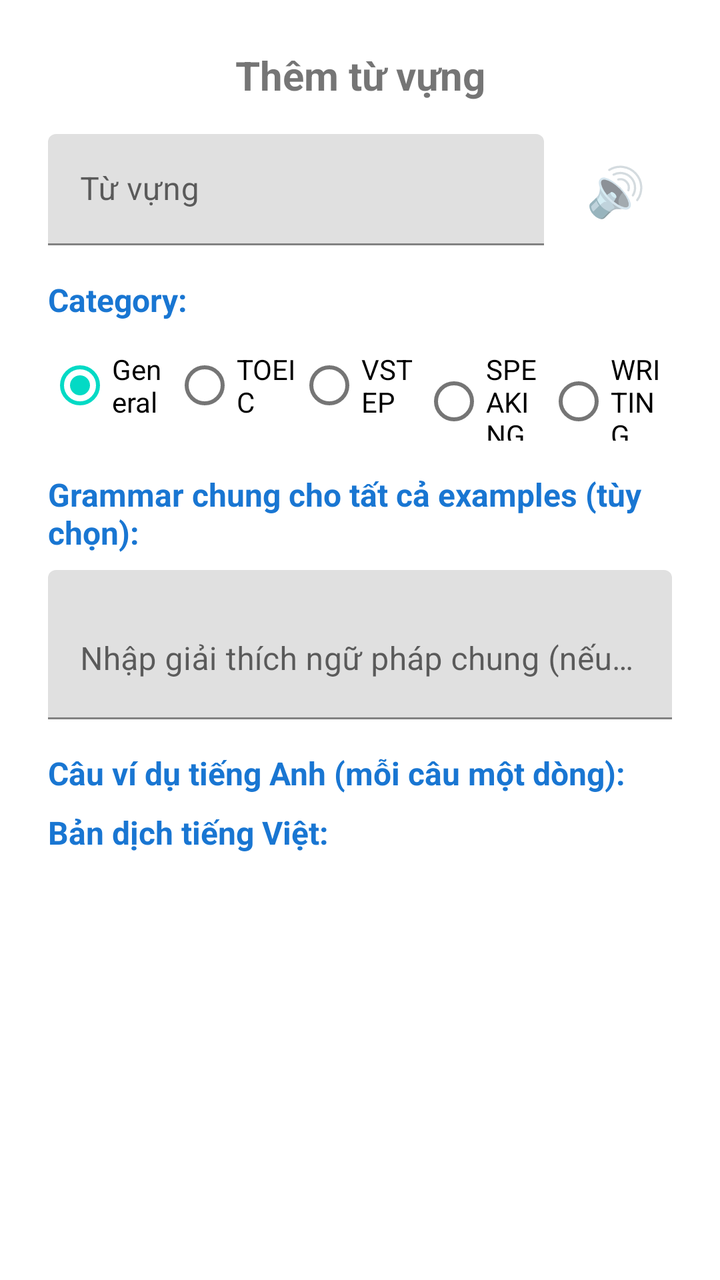
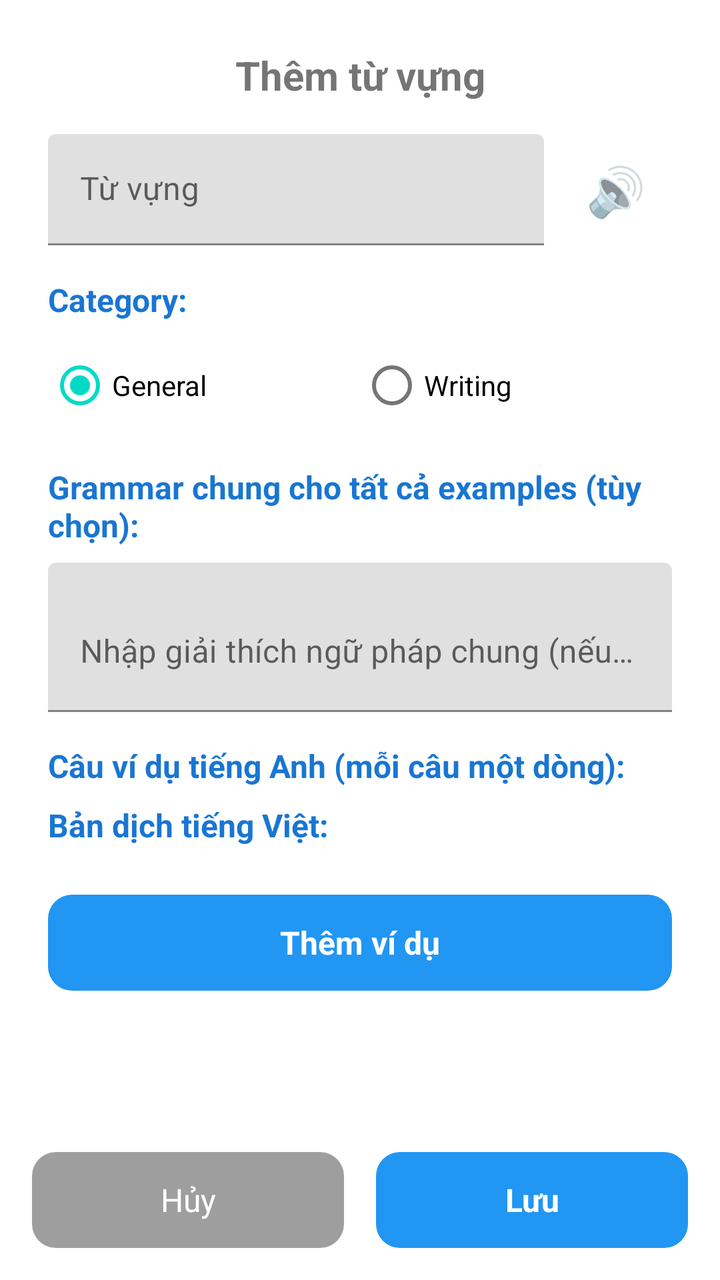

The first picture is an Android layout as it rendered before a commit; the second is the same layout after the commit. The layout source and the unified diff follow.
<!-- AndroidManifest.xml: application theme Theme.SpecialEnglishLearningApp -->
<!-- res/layout/dialog_add_vocabulary.xml -->
<?xml version="1.0" encoding="utf-8"?>
<LinearLayout xmlns:android="http://schemas.android.com/apk/res/android"
    android:layout_width="match_parent"
    android:layout_height="wrap_content"
    android:orientation="vertical"
    android:padding="24dp">

    <TextView
        android:layout_width="match_parent"
        android:layout_height="wrap_content"
        android:text="@string/add_vocabulary"
        android:textSize="20sp"
        android:textStyle="bold"
        android:layout_marginBottom="16dp"
        android:gravity="center" />

    <LinearLayout
        android:layout_width="match_parent"
        android:layout_height="wrap_content"
        android:layout_marginBottom="16dp"
        android:orientation="horizontal"
        android:gravity="center_vertical">

        <com.google.android.material.textfield.TextInputLayout
            android:layout_width="0dp"
            android:layout_height="wrap_content"
            android:layout_weight="1"
            android:hint="@string/word_hint">

            <com.google.android.material.textfield.TextInputEditText
                android:id="@+id/editTextWord"
                android:layout_width="match_parent"
                android:layout_height="wrap_content"
                android:inputType="text" />

        </com.google.android.material.textfield.TextInputLayout>

        <TextView
            android:id="@+id/buttonSpeaker"
            android:layout_width="56dp"
            android:layout_height="56dp"
            android:text="🔊"
            android:textSize="24sp"
            android:gravity="center"
            android:background="?attr/selectableItemBackgroundBorderless"
            android:clickable="true"
            android:focusable="true"
            android:layout_marginStart="8dp" />

    </LinearLayout>

    <TextView
        android:layout_width="match_parent"
        android:layout_height="wrap_content"
        android:text="Category:"
        android:textSize="16sp"
        android:textStyle="bold"
        android:textColor="@color/blue_700"
        android:layout_marginBottom="8dp" />

    <RadioGroup
        android:id="@+id/radioGroupCategory"
        android:layout_width="match_parent"
        android:layout_height="wrap_content"
        android:orientation="horizontal"
        android:layout_marginBottom="16dp">

        <RadioButton
            android:id="@+id/radioGeneral"
            android:layout_width="0dp"
            android:layout_height="wrap_content"
            android:layout_weight="1"
            android:text="General"
            android:checked="true" />

        <RadioButton
            android:id="@+id/radioToeic"
            android:layout_width="0dp"
            android:layout_height="wrap_content"
            android:layout_weight="1"
            android:text="TOEIC" />

        <RadioButton
            android:id="@+id/radioVstep"
            android:layout_width="0dp"
            android:layout_height="wrap_content"
            android:layout_weight="1"
            android:text="VSTEP" />

        <RadioButton
            android:id="@+id/radioSpeaking"
            android:layout_width="0dp"
            android:layout_height="wrap_content"
            android:layout_weight="1"
            android:text="SPEAKING" />

        <RadioButton
            android:id="@+id/radioWriting"
            android:layout_width="0dp"
            android:layout_height="wrap_content"
            android:layout_weight="1"
            android:text="WRITING" />

    </RadioGroup>

    <TextView
        android:layout_width="match_parent"
        android:layout_height="wrap_content"
        android:text="Grammar chung cho tất cả examples (tùy chọn):"
        android:textSize="16sp"
        android:textStyle="bold"
        android:textColor="@color/blue_700"
        android:layout_marginBottom="8dp" />

    <com.google.android.material.textfield.TextInputLayout
        android:layout_width="match_parent"
        android:layout_height="wrap_content"
        android:hint="Nhập giải thích ngữ pháp chung (nếu cần)"
        android:layout_marginBottom="16dp">

        <com.google.android.material.textfield.TextInputEditText
            android:id="@+id/editTextVocabularyGrammar"
            android:layout_width="match_parent"
            android:layout_height="wrap_content"
            android:inputType="textMultiLine"
            android:maxLines="3"
            android:minLines="2" />

    </com.google.android.material.textfield.TextInputLayout>

    <TextView
        android:layout_width="match_parent"
        android:layout_height="wrap_content"
        android:text="Câu ví dụ tiếng Anh (mỗi câu một dòng):"
        android:textSize="16sp"
        android:textStyle="bold"
        android:textColor="@color/blue_700"
        android:layout_marginBottom="8dp" />

    <TextView
        android:layout_width="match_parent"
        android:layout_height="wrap_content"
        android:text="Bản dịch tiếng Việt:"
        android:textSize="16sp"
        android:textStyle="bold"
        android:textColor="@color/blue_700"
        android:layout_marginBottom="8dp" />

    <ScrollView
        android:layout_width="match_parent"
        android:layout_height="300dp"
        android:fillViewport="true"
        android:layout_marginBottom="16dp">

        <LinearLayout
            android:id="@+id/containerExamples"
            android:layout_width="match_parent"
            android:layout_height="wrap_content"
            android:orientation="vertical" />

    </ScrollView>

    <TextView
        android:id="@+id/buttonAddExample"
        android:layout_width="match_parent"
        android:layout_height="48dp"
        android:text="@string/add_example"
        android:textSize="16sp"
        android:textStyle="bold"
        android:gravity="center"
        android:background="@drawable/button_primary"
        android:textColor="@color/white"
        android:layout_marginBottom="16dp"
        android:clickable="true"
        android:focusable="true" />

    <LinearLayout
        android:layout_width="match_parent"
        android:layout_height="wrap_content"
        android:orientation="horizontal">

        <TextView
            android:id="@+id/buttonCancel"
            android:layout_width="0dp"
            android:layout_height="48dp"
            android:layout_weight="1"
            android:text="@string/cancel"
            android:textSize="16sp"
            android:gravity="center"
            android:background="@drawable/button_secondary"
            android:textColor="@color/white"
            android:layout_marginEnd="8dp"
            android:clickable="true"
            android:focusable="true" />

        <TextView
            android:id="@+id/buttonSave"
            android:layout_width="0dp"
            android:layout_height="48dp"
            android:layout_weight="1"
            android:text="@string/save"
            android:textSize="16sp"
            android:textStyle="bold"
            android:gravity="center"
            android:background="@drawable/button_primary"
            android:textColor="@color/white"
            android:layout_marginStart="8dp"
            android:clickable="true"
            android:focusable="true" />

    </LinearLayout>

</LinearLayout>
<!-- resources referenced by this layout -->
<resources>
  <color name="blue_700">#FF1976D2</color>
  <color name="white">#FFFFFFFF</color>
  <!-- drawable button_primary (drawable) -->
  <?xml version="1.0" encoding="utf-8"?>
  <selector xmlns:android="http://schemas.android.com/apk/res/android">
      <item android:state_pressed="true">
          <shape android:shape="rectangle">
              <corners android:radius="12dp" />
              <solid android:color="@color/blue_500" />
          </shape>
      </item>
      <item>
          <shape android:shape="rectangle">
              <corners android:radius="12dp" />
              <solid android:color="@color/blue_500" />
          </shape>
      </item>
  </selector>
  <!-- drawable button_secondary (drawable) -->
  <?xml version="1.0" encoding="utf-8"?>
  <selector xmlns:android="http://schemas.android.com/apk/res/android">
      <item android:state_pressed="true">
          <shape android:shape="rectangle">
              <corners android:radius="12dp" />
              <solid android:color="@color/gray_700" />
          </shape>
      </item>
      <item>
          <shape android:shape="rectangle">
              <corners android:radius="12dp" />
              <solid android:color="@color/gray_500" />
          </shape>
      </item>
  </selector>
  <string name="add_example">Thêm ví dụ</string>
  <string name="add_vocabulary">Thêm từ vựng</string>
  <string name="cancel">Hủy</string>
  <string name="save">Lưu</string>
  <string name="word_hint">Từ vựng</string>
  <style name="Theme.SpecialEnglishLearningApp" parent="Theme.MaterialComponents.DayNight.DarkActionBar">
          
          <item name="colorPrimary">@color/purple_500</item>
          <item name="colorPrimaryVariant">@color/purple_700</item>
          <item name="colorOnPrimary">@color/white</item>
          
          <item name="colorSecondary">@color/teal_200</item>
          <item name="colorSecondaryVariant">@color/teal_700</item>
          <item name="colorOnSecondary">@color/black</item>
          
          <item name="android:statusBarColor">?attr/colorPrimaryVariant</item>
          
      </style>
  <color name="blue_500">#FF2196F3</color>
  <color name="gray_700">#FF616161</color>
  <color name="gray_500">#FF9E9E9E</color>
  <color name="purple_500">#FF6200EE</color>
  <color name="purple_700">#FF3700B3</color>
  <color name="teal_200">#FF03DAC5</color>
  <color name="teal_700">#FF018786</color>
  <color name="black">#FF000000</color>
</resources>

<!-- the commit's change to res/layout/dialog_add_vocabulary.xml (unified diff, before → after) -->
@@ -1,183 +1,171 @@
 <?xml version="1.0" encoding="utf-8"?>
 <LinearLayout xmlns:android="http://schemas.android.com/apk/res/android"
     android:layout_width="match_parent"
-    android:layout_height="wrap_content"
-    android:orientation="vertical"
-    android:padding="24dp">
-
-    <TextView
+    android:layout_height="match_parent"
+    android:orientation="vertical">
+
+    <ScrollView
         android:layout_width="match_parent"
-        android:layout_height="wrap_content"
-        android:text="@string/add_vocabulary"
-        android:textSize="20sp"
-        android:textStyle="bold"
-        android:layout_marginBottom="16dp"
-        android:gravity="center" />
+        android:layout_height="0dp"
+        android:layout_weight="1"
+        android:fillViewport="true">
+
+        <LinearLayout
+            android:layout_width="match_parent"
+            android:layout_height="wrap_content"
+            android:orientation="vertical"
+            android:padding="24dp">
+
+            <TextView
+                android:layout_width="match_parent"
+                android:layout_height="wrap_content"
+                android:text="@string/add_vocabulary"
+                android:textSize="20sp"
+                android:textStyle="bold"
+                android:layout_marginBottom="16dp"
+                android:gravity="center" />
+
+            <LinearLayout
+                android:layout_width="match_parent"
+                android:layout_height="wrap_content"
+                android:layout_marginBottom="16dp"
+                android:orientation="horizontal"
+                android:gravity="center_vertical">
+
+                <com.google.android.material.textfield.TextInputLayout
+                    android:layout_width="0dp"
+                    android:layout_height="wrap_content"
+                    android:layout_weight="1"
+                    android:hint="@string/word_hint">
+
+                    <com.google.android.material.textfield.TextInputEditText
+                        android:id="@+id/editTextWord"
+                        android:layout_width="match_parent"
+                        android:layout_height="wrap_content"
+                        android:inputType="text" />
+
+                </com.google.android.material.textfield.TextInputLayout>
+
+                <TextView
+                    android:id="@+id/buttonSpeaker"
+                    android:layout_width="56dp"
+                    android:layout_height="56dp"
+                    android:text="🔊"
+                    android:textSize="24sp"
+                    android:gravity="center"
+                    android:background="?attr/selectableItemBackgroundBorderless"
+                    android:clickable="true"
+                    android:focusable="true"
+                    android:layout_marginStart="8dp" />
+
+            </LinearLayout>
+
+            <TextView
+                android:layout_width="match_parent"
+                android:layout_height="wrap_content"
+                android:text="Category:"
+                android:textSize="16sp"
+                android:textStyle="bold"
+                android:textColor="@color/blue_700"
+                android:layout_marginBottom="8dp" />
+
+            <RadioGroup
+                android:id="@+id/radioGroupCategory"
+                android:layout_width="match_parent"
+                android:layout_height="wrap_content"
+                android:orientation="horizontal"
+                android:layout_marginBottom="16dp">
+
+                <RadioButton
+                    android:id="@+id/radioGeneral"
+                    android:layout_width="0dp"
+                    android:layout_height="wrap_content"
+                    android:layout_weight="1"
+                    android:text="General"
+                    android:checked="true" />
+
+                <RadioButton
+                    android:id="@+id/radioWriting"
+                    android:layout_width="0dp"
+                    android:layout_height="wrap_content"
+                    android:layout_weight="1"
+                    android:text="Writing" />
+
+            </RadioGroup>
+
+            <TextView
+                android:layout_width="match_parent"
+                android:layout_height="wrap_content"
+                android:text="Grammar chung cho tất cả examples (tùy chọn):"
+                android:textSize="16sp"
+                android:textStyle="bold"
+                android:textColor="@color/blue_700"
+                android:layout_marginBottom="8dp" />
+
+            <com.google.android.material.textfield.TextInputLayout
+                android:layout_width="match_parent"
+                android:layout_height="wrap_content"
+                android:hint="Nhập giải thích ngữ pháp chung (nếu cần)"
+                android:layout_marginBottom="16dp">
+
+                <com.google.android.material.textfield.TextInputEditText
+                    android:id="@+id/editTextVocabularyGrammar"
+                    android:layout_width="match_parent"
+                    android:layout_height="wrap_content"
+                    android:inputType="textMultiLine"
+                    android:maxLines="3"
+                    android:minLines="2" />
+
+            </com.google.android.material.textfield.TextInputLayout>
+
+            <TextView
+                android:layout_width="match_parent"
+                android:layout_height="wrap_content"
+                android:text="Câu ví dụ tiếng Anh (mỗi câu một dòng):"
+                android:textSize="16sp"
+                android:textStyle="bold"
+                android:textColor="@color/blue_700"
+                android:layout_marginBottom="8dp" />
+
+            <TextView
+                android:layout_width="match_parent"
+                android:layout_height="wrap_content"
+                android:text="Bản dịch tiếng Việt:"
+                android:textSize="16sp"
+                android:textStyle="bold"
+                android:textColor="@color/blue_700"
+                android:layout_marginBottom="8dp" />
+
+            <LinearLayout
+                android:id="@+id/containerExamples"
+                android:layout_width="match_parent"
+                android:layout_height="wrap_content"
+                android:orientation="vertical"
+                android:layout_marginBottom="16dp" />
+
+            <TextView
+                android:id="@+id/buttonAddExample"
+                android:layout_width="match_parent"
+                android:layout_height="48dp"
+                android:text="@string/add_example"
+                android:textSize="16sp"
+                android:textStyle="bold"
+                android:gravity="center"
+                android:background="@drawable/button_primary"
+                android:textColor="@color/white"
+                android:clickable="true"
+                android:focusable="true" />
+
+        </LinearLayout>
+
+    </ScrollView>
 
     <LinearLayout
         android:layout_width="match_parent"
         android:layout_height="wrap_content"
-        android:layout_marginBottom="16dp"
         android:orientation="horizontal"
-        android:gravity="center_vertical">
-
-        <com.google.android.material.textfield.TextInputLayout
-            android:layout_width="0dp"
-            android:layout_height="wrap_content"
-            android:layout_weight="1"
-            android:hint="@string/word_hint">
-
-            <com.google.android.material.textfield.TextInputEditText
-                android:id="@+id/editTextWord"
-                android:layout_width="match_parent"
-                android:layout_height="wrap_content"
-                android:inputType="text" />
-
-        </com.google.android.material.textfield.TextInputLayout>
-
-        <TextView
-            android:id="@+id/buttonSpeaker"
-            android:layout_width="56dp"
-            android:layout_height="56dp"
-            android:text="🔊"
-            android:textSize="24sp"
-            android:gravity="center"
-            android:background="?attr/selectableItemBackgroundBorderless"
-            android:clickable="true"
-            android:focusable="true"
-            android:layout_marginStart="8dp" />
-
-    </LinearLayout>
-
-    <TextView
-        android:layout_width="match_parent"
-        android:layout_height="wrap_content"
-        android:text="Category:"
-        android:textSize="16sp"
-        android:textStyle="bold"
-        android:textColor="@color/blue_700"
-        android:layout_marginBottom="8dp" />
-
-    <RadioGroup
-        android:id="@+id/radioGroupCategory"
-        android:layout_width="match_parent"
-        android:layout_height="wrap_content"
-        android:orientation="horizontal"
-        android:layout_marginBottom="16dp">
-
-        <RadioButton
-            android:id="@+id/radioGeneral"
-            android:layout_width="0dp"
-            android:layout_height="wrap_content"
-            android:layout_weight="1"
-            android:text="General"
-            android:checked="true" />
-
-        <RadioButton
-            android:id="@+id/radioToeic"
-            android:layout_width="0dp"
-            android:layout_height="wrap_content"
-            android:layout_weight="1"
-            android:text="TOEIC" />
-
-        <RadioButton
-            android:id="@+id/radioVstep"
-            android:layout_width="0dp"
-            android:layout_height="wrap_content"
-            android:layout_weight="1"
-            android:text="VSTEP" />
-
-        <RadioButton
-            android:id="@+id/radioSpeaking"
-            android:layout_width="0dp"
-            android:layout_height="wrap_content"
-            android:layout_weight="1"
-            android:text="SPEAKING" />
-
-        <RadioButton
-            android:id="@+id/radioWriting"
-            android:layout_width="0dp"
-            android:layout_height="wrap_content"
-            android:layout_weight="1"
-            android:text="WRITING" />
-
-    </RadioGroup>
-
-    <TextView
-        android:layout_width="match_parent"
-        android:layout_height="wrap_content"
-        android:text="Grammar chung cho tất cả examples (tùy chọn):"
-        android:textSize="16sp"
-        android:textStyle="bold"
-        android:textColor="@color/blue_700"
-        android:layout_marginBottom="8dp" />
-
-    <com.google.android.material.textfield.TextInputLayout
-        android:layout_width="match_parent"
-        android:layout_height="wrap_content"
-        android:hint="Nhập giải thích ngữ pháp chung (nếu cần)"
-        android:layout_marginBottom="16dp">
-
-        <com.google.android.material.textfield.TextInputEditText
-            android:id="@+id/editTextVocabularyGrammar"
-            android:layout_width="match_parent"
-            android:layout_height="wrap_content"
-            android:inputType="textMultiLine"
-            android:maxLines="3"
-            android:minLines="2" />
-
-    </com.google.android.material.textfield.TextInputLayout>
-
-    <TextView
-        android:layout_width="match_parent"
-        android:layout_height="wrap_content"
-        android:text="Câu ví dụ tiếng Anh (mỗi câu một dòng):"
-        android:textSize="16sp"
-        android:textStyle="bold"
-        android:textColor="@color/blue_700"
-        android:layout_marginBottom="8dp" />
-
-    <TextView
-        android:layout_width="match_parent"
-        android:layout_height="wrap_content"
-        android:text="Bản dịch tiếng Việt:"
-        android:textSize="16sp"
-        android:textStyle="bold"
-        android:textColor="@color/blue_700"
-        android:layout_marginBottom="8dp" />
-
-    <ScrollView
-        android:layout_width="match_parent"
-        android:layout_height="300dp"
-        android:fillViewport="true"
-        android:layout_marginBottom="16dp">
-
-        <LinearLayout
-            android:id="@+id/containerExamples"
-            android:layout_width="match_parent"
-            android:layout_height="wrap_content"
-            android:orientation="vertical" />
-
-    </ScrollView>
-
-    <TextView
-        android:id="@+id/buttonAddExample"
-        android:layout_width="match_parent"
-        android:layout_height="48dp"
-        android:text="@string/add_example"
-        android:textSize="16sp"
-        android:textStyle="bold"
-        android:gravity="center"
-        android:background="@drawable/button_primary"
-        android:textColor="@color/white"
-        android:layout_marginBottom="16dp"
-        android:clickable="true"
-        android:focusable="true" />
-
-    <LinearLayout
-        android:layout_width="match_parent"
-        android:layout_height="wrap_content"
-        android:orientation="horizontal">
+        android:padding="16dp"
+        android:background="@android:color/white">
 
         <TextView
             android:id="@+id/buttonCancel"
